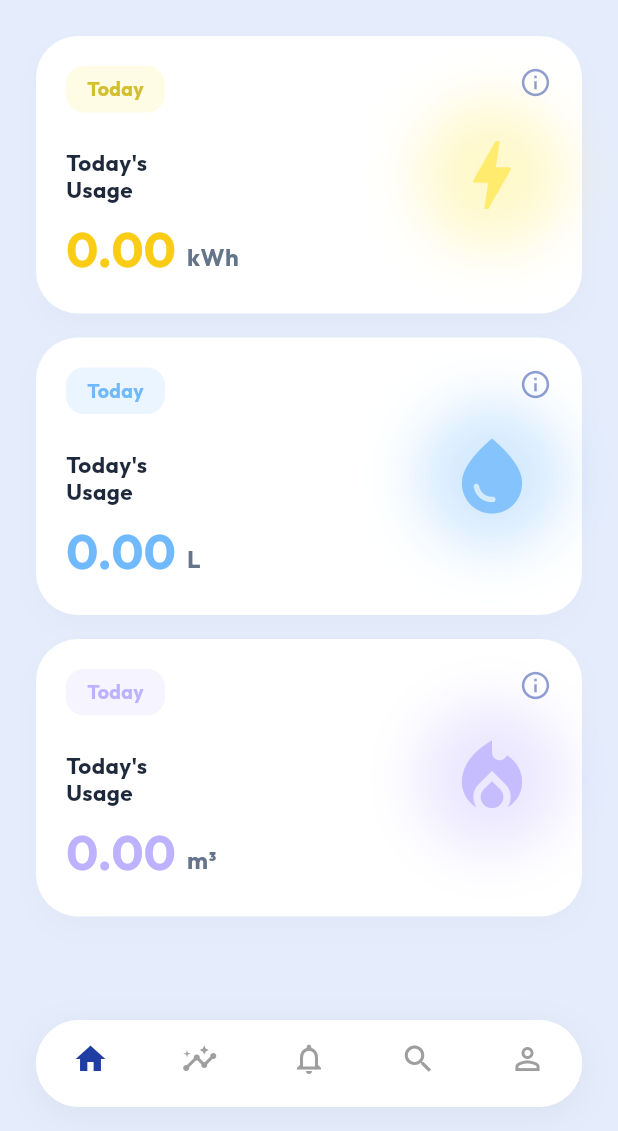
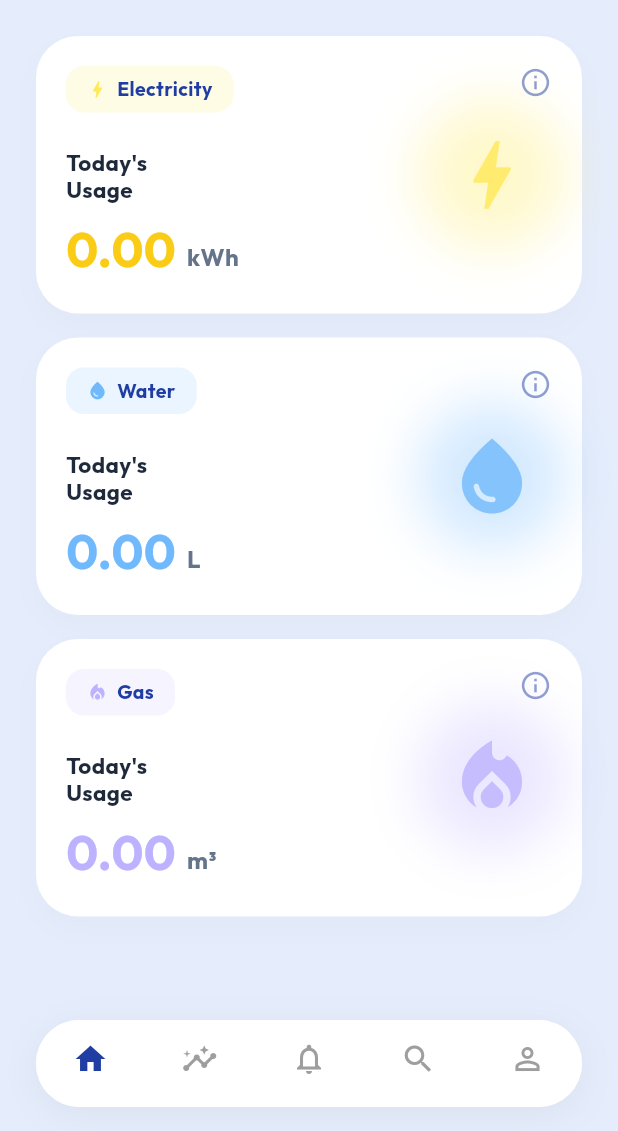
Before and after one commit to CaarlosMrtnz/HomeFlow, a Flutter app: the screen it shows after launch, on a phone screen of 412 x 824 dp, the part 105-1236 px from its top. Run offline on Flutter 3.47's test engine with Material 3 defaults, Android fonts, the phone set to English and light mode, and no system bars; our stand-ins replace equatable, flutter_bloc, flutter_dotenv, supabase_flutter; accounts and stored records are empty.

Commit message:
fix(dashboard): actualizar diseno de etiquetas y colores en tarjetas de suministro

```diff
--- a/homeflow/lib/ui/dashboard/dashboard_screen.dart
+++ b/homeflow/lib/ui/dashboard/dashboard_screen.dart
@@ -75,29 +75,35 @@ class DashboardScreen extends StatelessWidget {
 
                   // Tarjetas
                   _buildSupplyCard(
+                    tagText: 'Electricity',
                     title: 'Today\'s\nUsage',
                     value: elecTotal.toStringAsFixed(2),
                     unit: ' kWh',
                     icon: Icons.bolt,
-                    iconColor: const Color(0xFFFFE957), valueColor: const Color(0xFFFFE957),
+                    iconColor: const Color(0xFFFFE957),
+                    valueColor: const Color(0xFFFFE957),
                   ),
                   const SizedBox(height: 16),
 
                   _buildSupplyCard(
+                    tagText: 'Water',
                     title: 'Today\'s\nUsage',
                     value: waterTotal.toStringAsFixed(2),
                     unit: ' L',
                     icon: Icons.water_drop,
-                    iconColor: const Color(0xFF71B9FD), valueColor: const Color(0xFF71B9FD),
+                    iconColor: const Color(0xFF71B9FD),
+                    valueColor: const Color(0xFF71B9FD),
                   ),
                   const SizedBox(height: 16),
 
                   _buildSupplyCard(
+                    tagText: 'Gas',
                     title: 'Today\'s\nUsage',
                     value: gasTotal.toStringAsFixed(2),
                     unit: ' m³',
                     icon: Icons.local_fire_department,
-                    iconColor: const Color(0xFFBDB2FF), valueColor: const Color(0xFFBDB2FF),
+                    iconColor: const Color(0xFFBDB2FF),
+                    valueColor: const Color(0xFFBDB2FF),
                   ),
 
                   // Espacio extra para que la última tarjeta no la tape el menú flotante
@@ -113,6 +119,7 @@ class DashboardScreen extends StatelessWidget {
   }
 
   Widget _buildSupplyCard({
+    required String tagText,
     required String title,
     required String value,
     required String unit,
@@ -135,6 +142,7 @@ class DashboardScreen extends StatelessWidget {
       ),
       child: Stack(
         children: [
+          // El icono gigante difuminado de fondo a la derecha
           Positioned(
             right: 0,
             top: 10,
@@ -159,7 +167,6 @@ class DashboardScreen extends StatelessWidget {
           Column(
             crossAxisAlignment: CrossAxisAlignment.start,
             children: [
-              // Fila superior: Etiqueta "Today" e Icono de Información
               Row(
                 mainAxisAlignment: MainAxisAlignment.spaceBetween,
                 crossAxisAlignment: CrossAxisAlignment.start,
@@ -170,13 +177,24 @@ class DashboardScreen extends StatelessWidget {
                       color: iconColor.withOpacity(0.15),
                       borderRadius: BorderRadius.circular(12),
                     ),
-                    child: Text(
-                      'Today',
-                      style: TextStyle(
-                        color: iconColor == const Color(0xFFFFE957) ? const Color(0xFFD4C02E) : iconColor, // Oscurecemos el amarillo para que se lea mejor sobre fondo blanco
-                        fontWeight: FontWeight.w700,
-                        fontSize: 13
-                      ),
+                    child: Row(
+                      mainAxisSize: MainAxisSize.min, // Crucial para que no se expanda por toda la tarjeta
+                      children: [
+                        Icon(
+                          icon,
+                          size: 14,
+                          color: iconColor,
+                        ),
+                        const SizedBox(width: 6),
+                        Text(
+                          tagText,
+                          style: const TextStyle(
+                            color: Color(0xFF203DA3), // Tu azul marino corporativo
+                            fontWeight: FontWeight.w700,
+                            fontSize: 13
+                          ),
+                        ),
+                      ],
                     ),
                   ),
                   Icon(Icons.info_outline, color: const Color(0xFF203DA3).withOpacity(0.5), size: 22),
@@ -185,13 +203,13 @@ class DashboardScreen extends StatelessWidget {
 
               const SizedBox(height: 24),
 
-              // Textos de consumo
+              // Textos de consumo y título
               Text(
                 title,
                 style: const TextStyle(
                   fontWeight: FontWeight.w700,
                   fontSize: 15,
-                  color: Color(0xFF1E293B), // Azul muy oscuro casi negro
+                  color: Color(0xFF1E293B),
                   height: 1.2
                 ),
               ),
```
